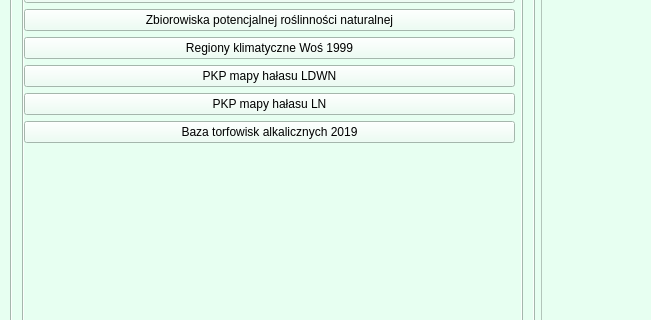
Above: bober_os_dialog_base.ui from pankonduktortoja/BoberOS before the change; both pictures show x 0 to 651 and y 108 to 428 of the 800 by 600 pixel window. Below: the same form after it.
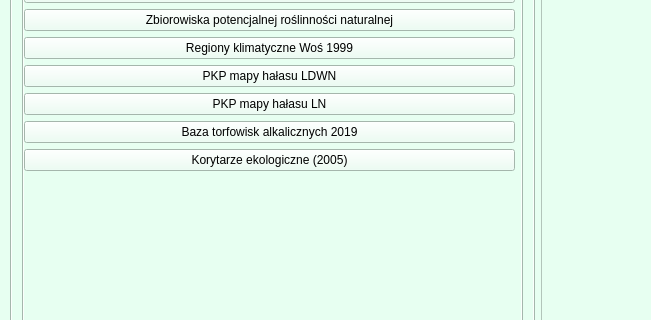
That is the form after the change. The open tabs and pages were chosen to show the change. Custom widgets are drawn as their Qt base class.

Commit message: list layers function fix

Patch:
```diff
--- a/bober_os_dialog_base.ui
+++ b/bober_os_dialog_base.ui
@@ -951,6 +951,13 @@
              </property>
             </widget>
            </item>
+           <item>
+            <widget class="QPushButton" name="pb_import_korytarze">
+             <property name="text">
+              <string>Korytarze ekologiczne (2005)</string>
+             </property>
+            </widget>
+           </item>
            <item>
             <spacer name="verticalSpacer_6">
              <property name="orientation">
```
Left out of the diff: 2 changed lines with no effect on the pictures. The commit also changes 2 other files.
